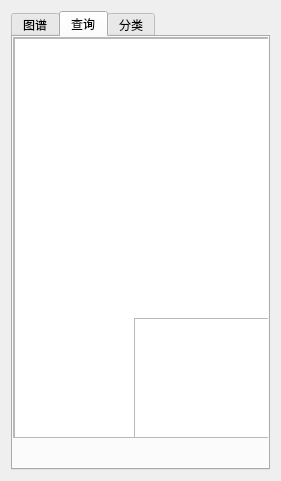
WooodHead/labelling3, file LeftWindow.ui: the form before one commit.
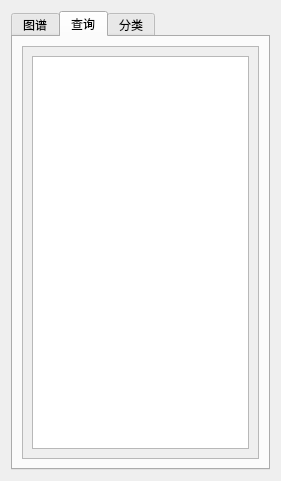
The form after the commit. The open tabs and pages were chosen to show the change.

The edit to the form file:
```diff
--- a/LeftWindow.ui
+++ b/LeftWindow.ui
@@ -159,15 +159,9 @@
       <attribute name="title">
        <string>查询</string>
       </attribute>
+      <layout class="QHBoxLayout" name="horizontalLayout_2">
+       <item>
       <widget class="QScrollArea" name="scrollAreaSearch">
-       <property name="geometry">
-        <rect>
-         <x>0</x>
-         <y>0</y>
-         <width>276</width>
-         <height>401</height>
-        </rect>
-       </property>
        <property name="widgetResizable">
         <bool>true</bool>
        </property>
@@ -176,38 +170,19 @@
          <rect>
           <x>0</x>
           <y>0</y>
-          <width>274</width>
-          <height>399</height>
-         </rect>
-        </property>
-        <widget class="QTreeView" name="treeViewTabSearch">
-         <property name="geometry">
-          <rect>
-           <x>0</x>
-           <y>0</y>
-           <width>256</width>
-           <height>401</height>
-          </rect>
-         </property>
-         <property name="midLineWidth">
-          <number>1</number>
-         </property>
-         <property name="tabKeyNavigation">
-          <bool>true</bool>
-         </property>
-        </widget>
-        <widget class="QTreeView" name="treeView">
-         <property name="geometry">
-          <rect>
-           <x>120</x>
-           <y>280</y>
-           <width>256</width>
-           <height>192</height>
-          </rect>
-         </property>
+            <width>239</width>
+            <height>410</height>
+           </rect>
+          </property>
+          <layout class="QGridLayout" name="gridLayout_3">
+           <item row="0" column="0">
+            <widget class="QTreeView" name="_treeViewImages"/>
+           </item>
+          </layout>
+         </widget>
         </widget>
-       </widget>
-      </widget>
+       </item>
+      </layout>
      </widget>
      <widget class="QWidget" name="tabClass">
       <attribute name="title">
```
Left out of the diff: 10 changed lines with no effect on the pictures. Lines whose indentation alone changed are shown as unchanged.
